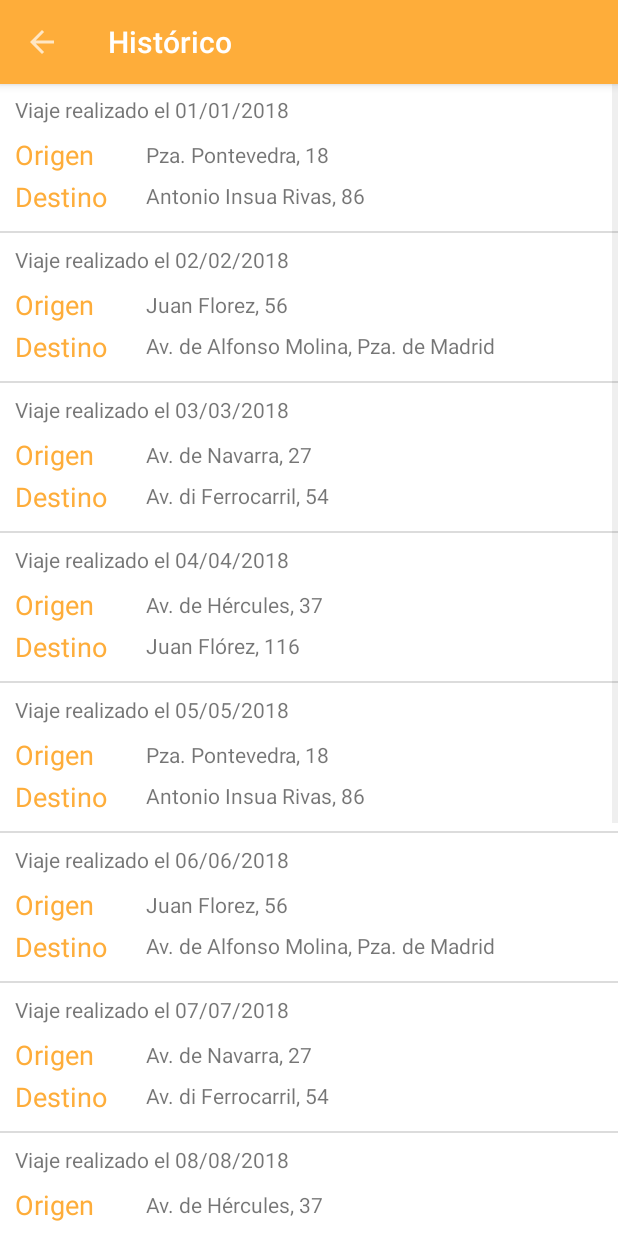
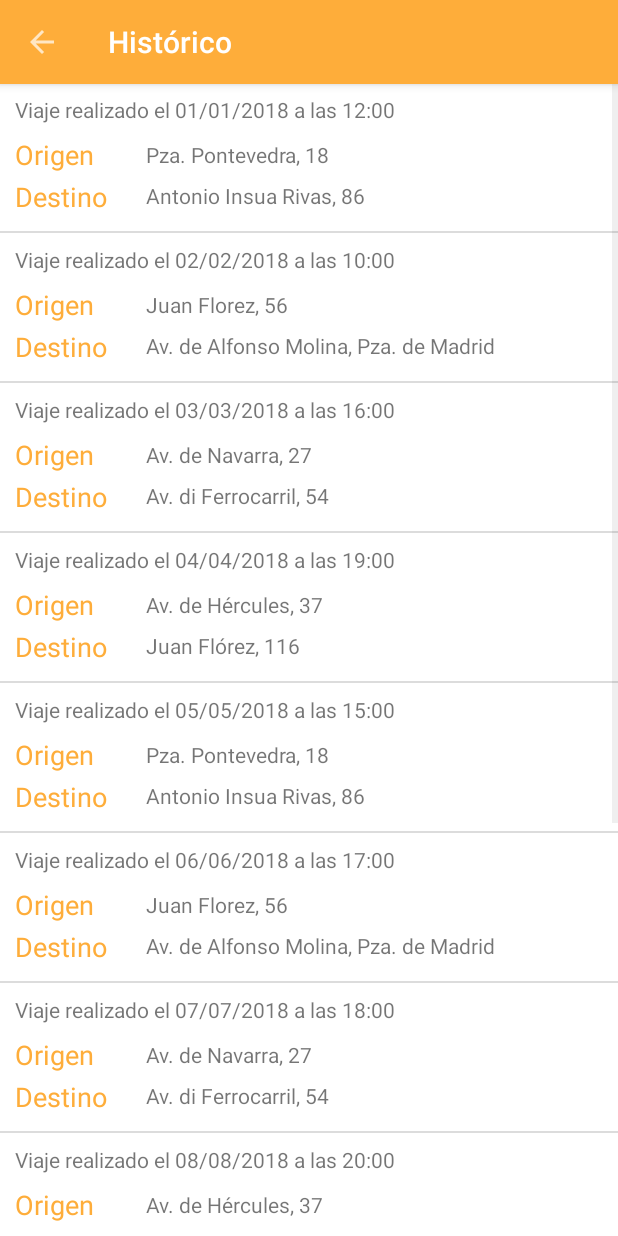
Before and after one commit to palomapiot/taxi5, an Android app: the HistoricalActivity screen opened directly, with no data from a screen before it, on a phone screen of 412 x 824 dp. Run offline under Robolectric (Android 15) with nearby library versions, the phone set to English and light mode, and no system bars.

Commit message:
Historico con horas añadidas

```diff
--- a/taxi5-android/app/src/main/java/com/muei/apm/taxi5/ui/HistoricalActivity.java
+++ b/taxi5-android/app/src/main/java/com/muei/apm/taxi5/ui/HistoricalActivity.java
@@ -32,18 +32,18 @@ public class HistoricalActivity extends AppCompatActivity {
         ArrayList<Route> routes = new ArrayList<Route>();
 
         // Create the Route objects
-        Route route1 = new Route("Viaje realizado el 01/01/2018", "Pza. Pontevedra, 18","Antonio Insua Rivas, 86");
-        Route route2 = new Route("Viaje realizado el 02/02/2018", "Juan Florez, 56","Av. de Alfonso Molina, Pza. de Madrid");
-        Route route3 = new Route("Viaje realizado el 03/03/2018", "Av. de Navarra, 27","Av. di Ferrocarril, 54");
-        Route route4 = new Route("Viaje realizado el 04/04/2018", "Av. de Hércules, 37","Juan Flórez, 116");
-        Route route5 = new Route("Viaje realizado el 05/05/2018", "Pza. Pontevedra, 18","Antonio Insua Rivas, 86");
-        Route route6 = new Route("Viaje realizado el 06/06/2018", "Juan Florez, 56","Av. de Alfonso Molina, Pza. de Madrid");
-        Route route7 = new Route("Viaje realizado el 07/07/2018", "Av. de Navarra, 27","Av. di Ferrocarril, 54");
-        Route route8 = new Route("Viaje realizado el 08/08/2018", "Av. de Hércules, 37","Juan Flórez, 116");
-        Route route9 = new Route("Viaje realizado el 09/09/2018", "Pza. Pontevedra, 18","Antonio Insua Rivas, 86");
-        Route route10 = new Route("Viaje realizado el 10/10/2018", "Juan Florez, 56","Av. de Alfonso Molina, Pza. de Madrid");
-        Route route11 = new Route("Viaje realizado el 11/11/2018", "Av. de Navarra, 27","Av. di Ferrocarril, 54");
-        Route route12 = new Route("Viaje realizado el 12/12/2018", "Av. de Hércules, 37","Juan Flórez, 116");
+        Route route1 = new Route("Viaje realizado el 01/01/2018 a las 12:00", "Pza. Pontevedra, 18","Antonio Insua Rivas, 86");
+        Route route2 = new Route("Viaje realizado el 02/02/2018 a las 10:00", "Juan Florez, 56","Av. de Alfonso Molina, Pza. de Madrid");
+        Route route3 = new Route("Viaje realizado el 03/03/2018 a las 16:00", "Av. de Navarra, 27","Av. di Ferrocarril, 54");
+        Route route4 = new Route("Viaje realizado el 04/04/2018 a las 19:00", "Av. de Hércules, 37","Juan Flórez, 116");
+        Route route5 = new Route("Viaje realizado el 05/05/2018 a las 15:00", "Pza. Pontevedra, 18","Antonio Insua Rivas, 86");
+        Route route6 = new Route("Viaje realizado el 06/06/2018 a las 17:00", "Juan Florez, 56","Av. de Alfonso Molina, Pza. de Madrid");
+        Route route7 = new Route("Viaje realizado el 07/07/2018 a las 18:00", "Av. de Navarra, 27","Av. di Ferrocarril, 54");
+        Route route8 = new Route("Viaje realizado el 08/08/2018 a las 20:00", "Av. de Hércules, 37","Juan Flórez, 116");
+        Route route9 = new Route("Viaje realizado el 09/09/2018 a las 22:00", "Pza. Pontevedra, 18","Antonio Insua Rivas, 86");
+        Route route10 = new Route("Viaje realizado el 10/10/2018 a las 06:00", "Juan Florez, 56","Av. de Alfonso Molina, Pza. de Madrid");
+        Route route11 = new Route("Viaje realizado el 11/11/2018 a las 09:00", "Av. de Navarra, 27","Av. di Ferrocarril, 54");
+        Route route12 = new Route("Viaje realizado el 12/12/2018 a las 14:00", "Av. de Hércules, 37","Juan Flórez, 116");
 
         routes.add(route1);
         routes.add(route2);
```
